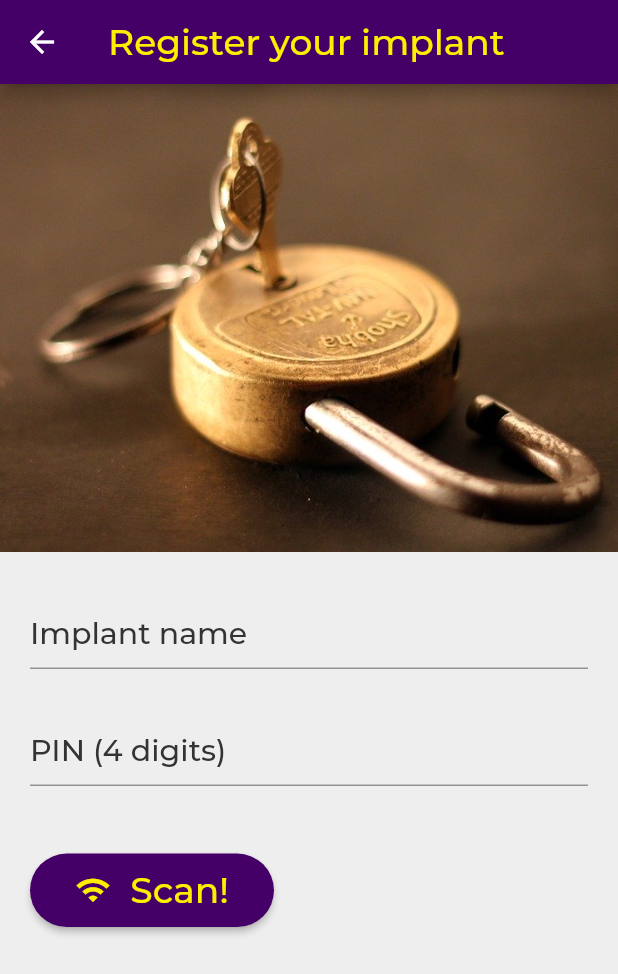
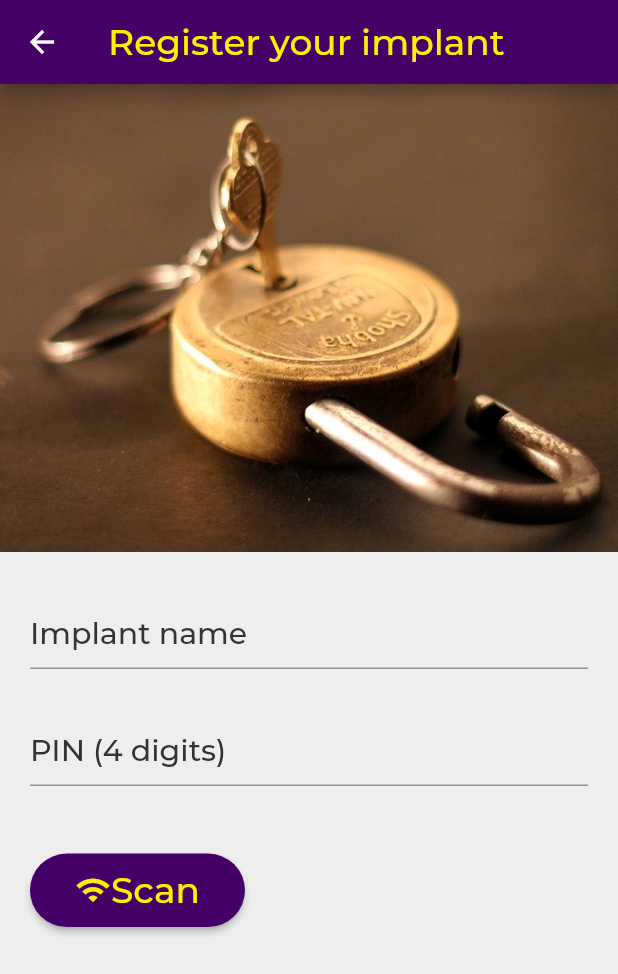
Before and after one commit to wesleyit/flutter_wauth, a Flutter app: the screen it shows after launch, on a phone screen of 412 x 824 dp. Shown: the top 974 px of the screen. Run offline on Flutter 3.47's test engine with Material 2 defaults, Android fonts, the phone set to English and light mode, and no system bars.

Commit message:
Change the Way Screens Are Created
The screens with a Scafold were created inside each page, repeating a
log of code. This changed with a reusable component.

```diff
--- /dev/null
+++ b/lib/components/wauth_components.dart
@@ -0,0 +1,57 @@
+import 'package:flutter/material.dart';
+import 'package:wauth/styles/default.dart';
+
+class WButton extends StatelessWidget {
+  final String title;
+  final IconData iconData;
+  final Function callback;
+  WButton({
+    @required this.title,
+    @required this.iconData,
+    @required this.callback,
+  });
+  @override
+  Widget build(context) {
+    var t = Theme.of(context);
+    return RaisedButton(
+      onPressed: callback,
+      padding: EdgeInsets.symmetric(horizontal: 30.0, vertical: 10.0),
+      splashColor: myYellow,
+      shape: RoundedRectangleBorder(
+        borderRadius: BorderRadius.circular(50.0),
+      ),
+      child: Row(
+        mainAxisSize: MainAxisSize.min,
+        children: [
+          Icon(
+            iconData,
+            color: myYellow,
+          ),
+          Text(title, style: t.textTheme.headline2)
+        ],
+      ),
+    );
+  }
+}
+
+class WScreen extends StatelessWidget {
+  final String title;
+  final Widget child;
+
+  const WScreen({@required this.title, @required this.child});
+
+  @override
+  Widget build(context) {
+    var t = Theme.of(context);
+    return Scaffold(
+      appBar: AppBar(
+          title: Text(title, style: t.textTheme.headline2)),
+      body: SingleChildScrollView(
+          child: DefaultTextStyle(
+              style: t.textTheme.bodyText1,
+              child: Container(child: child)
+          )
+      ),
+    );
+  }
+}
--- a/lib/routes.dart
+++ b/lib/routes.dart
@@ -2,8 +2,10 @@ import 'package:flutter/material.dart';
 import 'package:flutter/widgets.dart';
 import 'package:wauth/screens/splash.dart';
 import 'package:wauth/screens/register_implant.dart';
+import 'package:wauth/screens/test.dart';
 
 final Map<String, WidgetBuilder> routes = <String, WidgetBuilder>{
   '/': (context) => SplashScreen(),
   '/RegisterImplant': (context) => RegisterImplantScreen(),
+  '/Test': (context) => TestScreen(),
 };
--- a/lib/screens/register_implant.dart
+++ b/lib/screens/register_implant.dart
@@ -1,67 +1,37 @@
 import 'package:flutter/material.dart';
-import 'package:wauth/styles/default.dart';
+import 'package:wauth/components/wauth_components.dart';
 
 class RegisterImplantScreen extends StatelessWidget {
   @override
   Widget build(context) {
     var t = Theme.of(context);
-    return Scaffold(
-        appBar: AppBar(
-            title: Text('Register your implant', style: t.textTheme.headline2)),
-        body: SingleChildScrollView(
-          child: DefaultTextStyle(
-              style: t.textTheme.bodyText1,
-              child: Container(
-                  child: Column(
-                children: <Widget>[
+    return WScreen(
+        title: 'Register your implant',
+        child: Column(children: <Widget>[
           Image.asset('assets/images/padlock.png'),
           Padding(
-                    padding:
-                        EdgeInsets.symmetric(horizontal: 20.0, vertical: 0.0),
+            padding: EdgeInsets.symmetric(horizontal: 20.0, vertical: 0.0),
             child: Column(
               crossAxisAlignment: CrossAxisAlignment.start,
               children: <Widget>[
                 SizedBox(height: 30.0),
                 TextField(
                     style: t.textTheme.bodyText1,
-                            decoration:
-                                InputDecoration(hintText: 'Implant name')),
+                    decoration: InputDecoration(hintText: 'Implant name')),
                 SizedBox(height: 30.0),
                 TextField(
                     keyboardType: TextInputType.number,
                     style: t.textTheme.bodyText1,
-                            decoration:
-                                InputDecoration(hintText: 'PIN (4 digits)'),
+                    decoration: InputDecoration(hintText: 'PIN (4 digits)'),
                     obscureText: true),
                 SizedBox(height: 45.0),
-                        RaisedButton(
-                          onPressed: () {},
-                          padding: EdgeInsets.symmetric(
-                              horizontal: 30.0, vertical: 10.0),
-                          splashColor: myYellow,
-                          shape: RoundedRectangleBorder(
-                            borderRadius: BorderRadius.circular(50.0),
-                          ),
-                          child: Row(
-                            mainAxisSize: MainAxisSize.min,
-                            children: [
-                              Icon(
-                                Icons.wifi,
-                                color: myYellow,
-                              ),
-                              Text('  Scan!', style: t.textTheme.headline2)
+                WButton(title: 'Scan', iconData: Icons.wifi, callback: () {}),
+                Padding(
+                    padding: EdgeInsets.only(
+                        bottom: MediaQuery.of(context).viewInsets.bottom))
               ],
             ),
           ),
-                        Padding(
-                            padding: EdgeInsets.only(
-                                bottom:
-                                    MediaQuery.of(context).viewInsets.bottom))
-                      ],
-                    ),
-                  ),
-                ],
-              ))),
-        ));
+        ]));
   }
 }
--- /dev/null
+++ b/lib/screens/test.dart
@@ -0,0 +1,8 @@
+import 'package:flutter/material.dart';
+import 'package:wauth/components/wauth_components.dart';
+
+class TestScreen extends StatelessWidget {
+  @override
+  Widget build(context) =>
+      WScreen(title: 'Rei da Gambi', child: Text('Hello moto'));
+}
```
Lines whose indentation alone changed are shown as unchanged.
